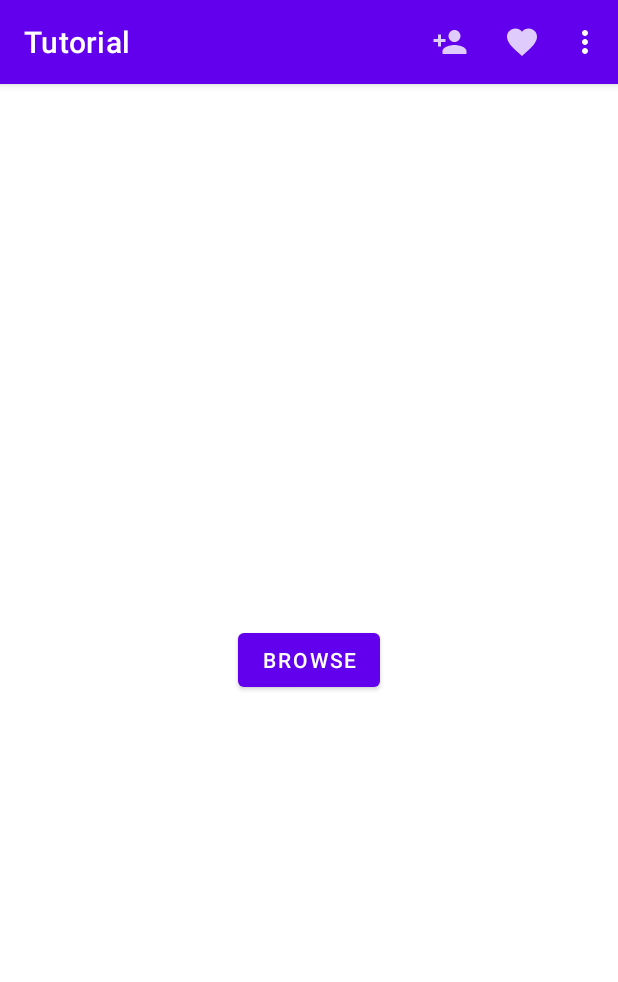
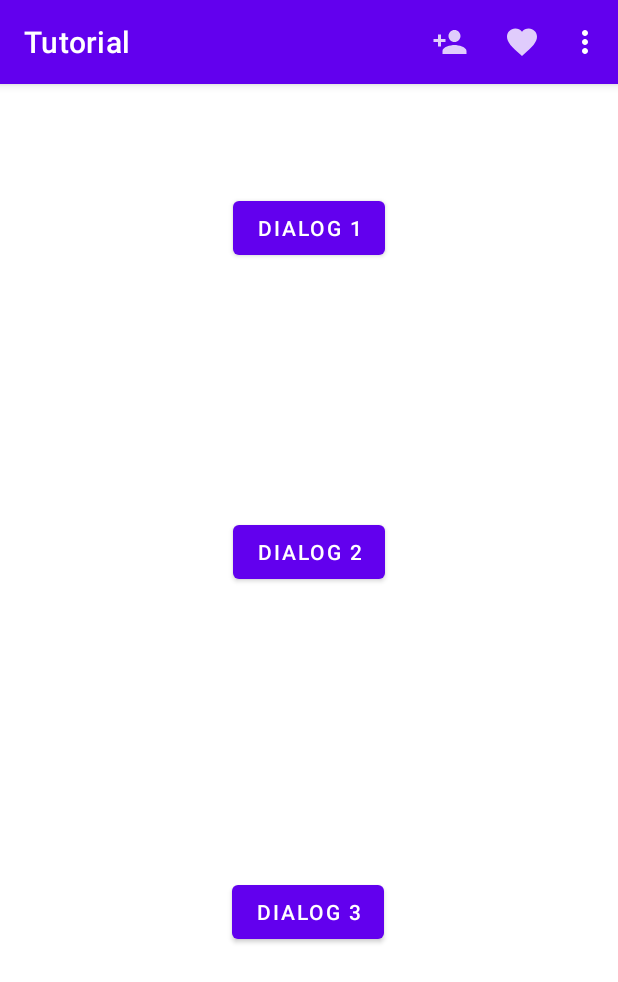
Before and after one commit to Ayushj045/Tutorial, an Android app: the screen it shows after launch (MainActivity), on a phone screen of 412 x 824 dp. Shown: the top 982 px of the screen. Run offline under Robolectric (Android 15) with nearby library versions, the phone set to English and light mode, and no system bars.

Commit message:
Add Dialog of type 1

```diff
--- a/app/src/main/java/dev/danascape/tutorial/MainActivity.kt
+++ b/app/src/main/java/dev/danascape/tutorial/MainActivity.kt
@@ -4,12 +4,31 @@ import android.os.Bundle
 import android.view.Menu
 import android.view.MenuItem
 import android.widget.*
+import androidx.appcompat.app.AlertDialog
 import androidx.appcompat.app.AppCompatActivity
 
 class MainActivity : AppCompatActivity() {
     override fun onCreate(savedInstanceState: Bundle?) {
         super.onCreate(savedInstanceState)
         setContentView(R.layout.activity_main)
+
+        val btnDialog1 = findViewById<Button>(R.id.btnDialog1)
+        val addContactDialog = AlertDialog.Builder(this)
+            .setTitle("Add Contact")
+            .setMessage("Add Saalim to your contact list")
+            .setIcon(R.drawable.ic_add_contact)
+            .setPositiveButton("Yes") { dialogInterface, i ->
+                Toast.makeText(this, "You Added Saalim to your contact list", Toast.LENGTH_SHORT).show()
+            }
+            .setNegativeButton("Yes") { dialogInterface, i ->
+                Toast.makeText(this, "You didn't add Saalim to your contact list", Toast.LENGTH_SHORT).show()
+            }.create()
+
+        btnDialog1.setOnClickListener() {
+            addContactDialog.show()
+        }
+
+
     }
 
     override fun onCreateOptionsMenu(menu: Menu?): Boolean {
--- a/app/src/main/res/layout/activity_main.xml
+++ b/app/src/main/res/layout/activity_main.xml
@@ -6,25 +6,37 @@
     android:layout_height="match_parent"
     tools:context=".MainActivity">
 
-
     <Button
-        android:id="@+id/btnPhoto"
+        android:id="@+id/btnDialog1"
         android:layout_width="wrap_content"
         android:layout_height="wrap_content"
-        android:text="Browse"
-        app:layout_constraintBottom_toBottomOf="parent"
+        android:layout_marginTop="72dp"
+        android:text="Dialog 1"
         app:layout_constraintEnd_toEndOf="parent"
         app:layout_constraintHorizontal_bias="0.5"
         app:layout_constraintStart_toStartOf="parent"
         app:layout_constraintTop_toTopOf="parent" />
 
-    <ImageView
-        android:id="@+id/ivPhoto"
-        android:layout_width="270dp"
-        android:layout_height="270dp"
-        app:layout_constraintBottom_toTopOf="@+id/btnPhoto"
+    <Button
+        android:id="@+id/btnDialog2"
+        android:layout_width="wrap_content"
+        android:layout_height="wrap_content"
+        android:layout_marginTop="168dp"
+        android:text="Dialog 2"
         app:layout_constraintEnd_toEndOf="parent"
         app:layout_constraintHorizontal_bias="0.5"
         app:layout_constraintStart_toStartOf="parent"
-        app:layout_constraintTop_toTopOf="parent" />
+        app:layout_constraintTop_toBottomOf="@+id/btnDialog1" />
+
+    <Button
+        android:id="@+id/btnDialog3"
+        android:layout_width="wrap_content"
+        android:layout_height="wrap_content"
+        android:text="Dialog 3"
+        app:layout_constraintBottom_toBottomOf="parent"
+        app:layout_constraintEnd_toEndOf="parent"
+        app:layout_constraintHorizontal_bias="0.498"
+        app:layout_constraintStart_toStartOf="parent"
+        app:layout_constraintTop_toBottomOf="@+id/btnDialog2"
+        app:layout_constraintVertical_bias="0.5" />
 </androidx.constraintlayout.widget.ConstraintLayout>
```
